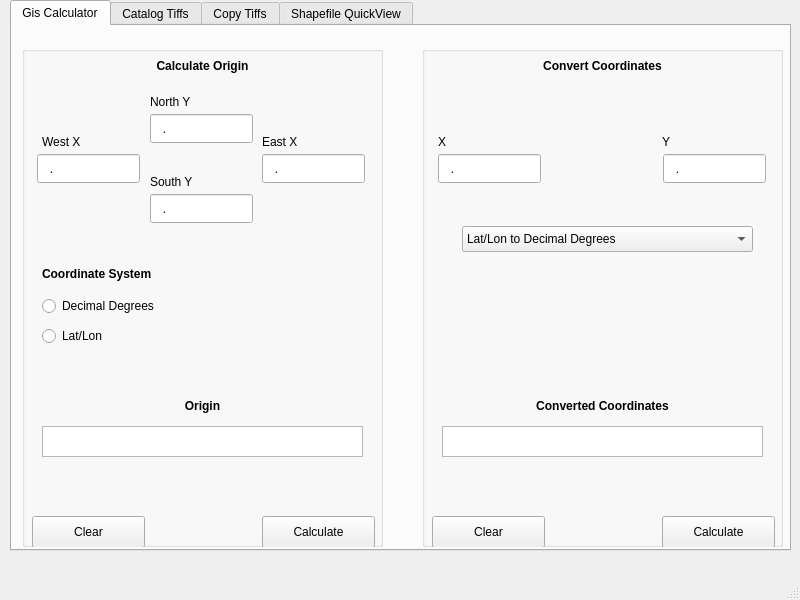
Qt form gisHelperGui.ui (minorsecond/GIS-Helper) before a commit.
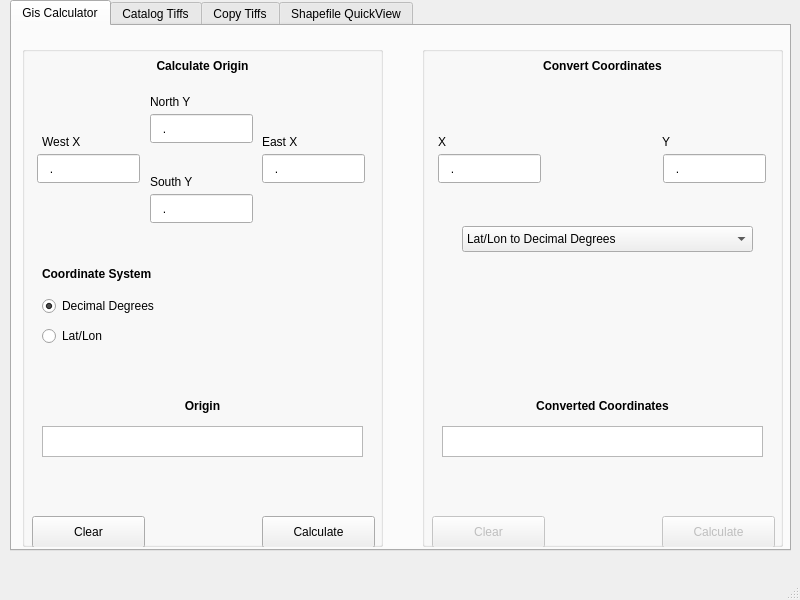
The same form after that commit.

Commit message: Added code to catch empty text inputs in origin calculator

```diff
--- a/gisHelperGui.ui
+++ b/gisHelperGui.ui
@@ -142,6 +142,9 @@
        <property name="text">
         <string>Decimal Degrees</string>
        </property>
+       <property name="checked">
+        <bool>true</bool>
+       </property>
       </widget>
       <widget class="QRadioButton" name="llButtonCalcOrigin_4">
        <property name="geometry">
@@ -371,6 +374,9 @@
        </property>
       </widget>
       <widget class="QPushButton" name="convCoordClear">
+       <property name="enabled">
+        <bool>false</bool>
+       </property>
        <property name="geometry">
         <rect>
          <x>10</x>
@@ -384,6 +390,9 @@
        </property>
       </widget>
       <widget class="QPushButton" name="convCoordCalc">
+       <property name="enabled">
+        <bool>false</bool>
+       </property>
        <property name="geometry">
         <rect>
          <x>240</x>
```
Left out of the diff: 8 changed lines with no effect on the pictures. The commit also changes 1 other file.
